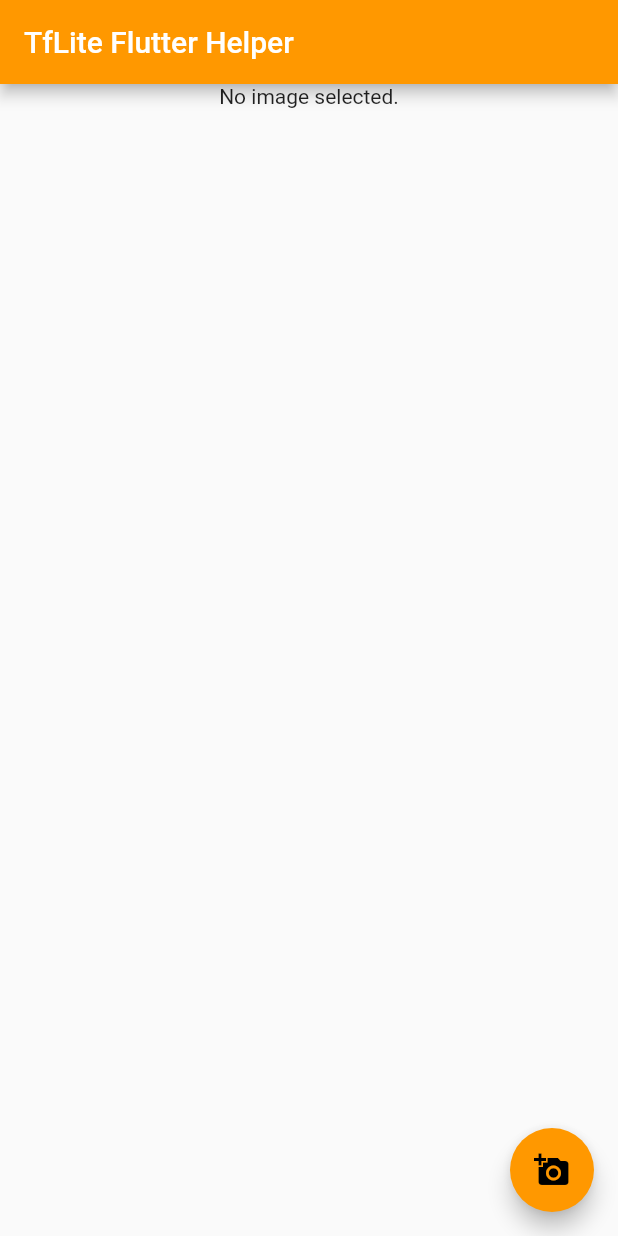
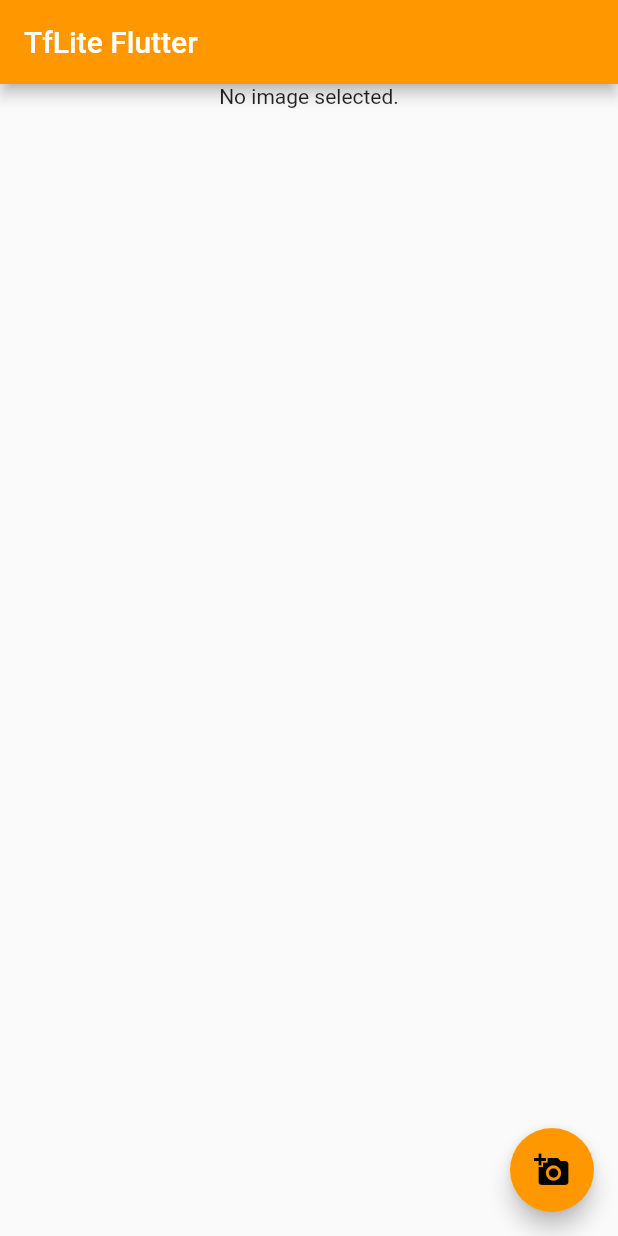
Before and after one commit to dotieuthien/Learn-Mobile, a Flutter app: the screen it shows after launch, after a tap on the "add a photo" icon, on a phone screen of 412 x 824 dp. Run offline on Flutter 3.47's test engine with Material 2 defaults, Android fonts, the phone set to English and light mode, and no system bars; our stand-ins replace image_picker, logger; missing offline and left inert: tflite_flutter, tflite_flutter_helper; project files that could hold a hidden picture were left out.

```diff
--- a/flutter/image_classification/lib/main.dart
+++ b/flutter/image_classification/lib/main.dart
@@ -52,19 +52,33 @@ class _MyHomePageState extends State<MyHomePage> {
   }
 
   Future getImage() async {
+    print("Start get image");
     final pickedFile = await picker.getImage(source: ImageSource.gallery);
+    if (pickedFile != null) {
+        setState(() {
+          _image = File(pickedFile!.path);
+          _imageWidget = Image.file(_image!);
 
-    setState(() {
-      _image = File(pickedFile!.path);
-      _imageWidget = Image.file(_image!);
+          _predict();
+          });
+    } else {
+      print("Cannot get image");
+    }
 
-      _predict();
-    });
+
+    // setState(() {
+    //   _image = File(pickedFile!.path);
+    //   _imageWidget = Image.file(_image!);
+
+    //   _predict();
+    // });
   }
 
   void _predict() async {
+    print("Classify image");
     img.Image imageInput = img.decodeImage(_image!.readAsBytesSync())!;
     var pred = _classifier.predict(imageInput);
+    print(pred);
 
     setState(() {
       this.category = pred;
@@ -75,9 +89,8 @@ class _MyHomePageState extends State<MyHomePage> {
   Widget build(BuildContext context) {
     return Scaffold(
       appBar: AppBar(
-        title: Text(
-          'TfLite Flutter Helper',
-          style: TextStyle(color: Colors.white)),
+        title: Text('TfLite Flutter',
+            style: TextStyle(color: Colors.white)),
       ),
       body: Column(
         children: <Widget>[
--- a/flutter/image_classification/pubspec.yaml
+++ b/flutter/image_classification/pubspec.yaml
@@ -36,12 +36,12 @@ dependencies:
   # Use with the CupertinoIcons class for iOS style icons.
   cupertino_icons: ^1.0.2
   image: ^3.2.0
-  path_provider:
   tflite_flutter_helper: ^0.3.1
   tflite_flutter: ^0.9.0
-  image_picker: ^0.7.4
   collection: ^1.15.0
   logger: ^1.0.0
+  path_provider: ^2.0.11
+  image_picker: ^0.8.4+4
 
 dev_dependencies:
   flutter_test:
```
Also changed, not shown: flutter/image_classification/pubspec.lock, 4 other files.
